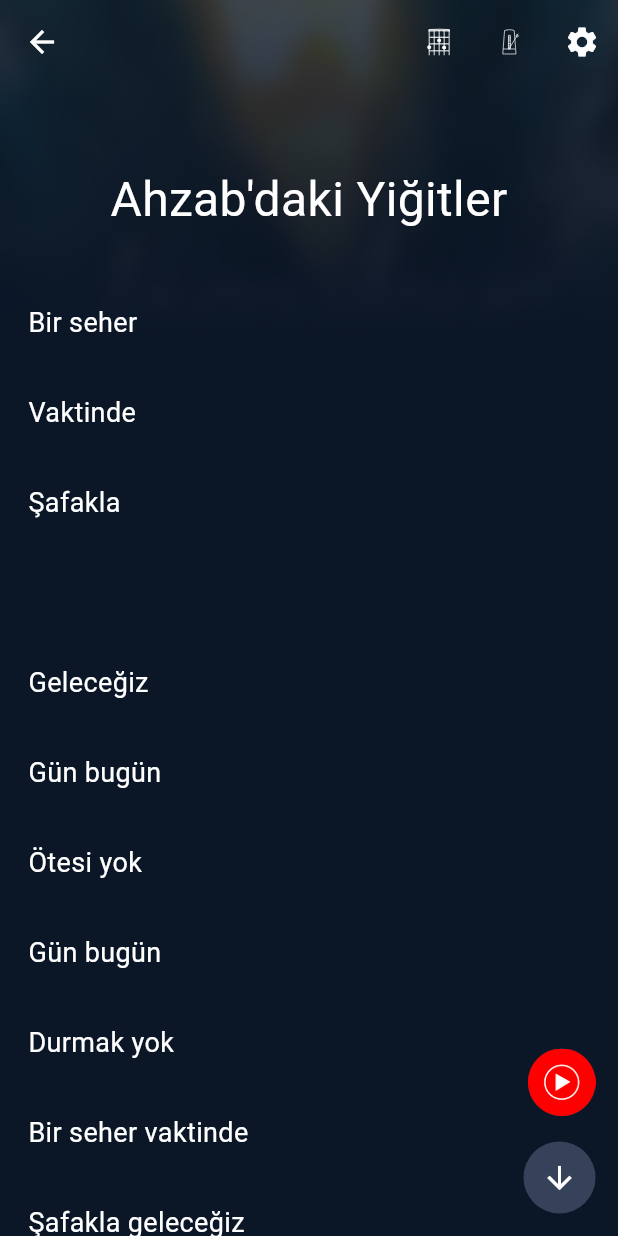
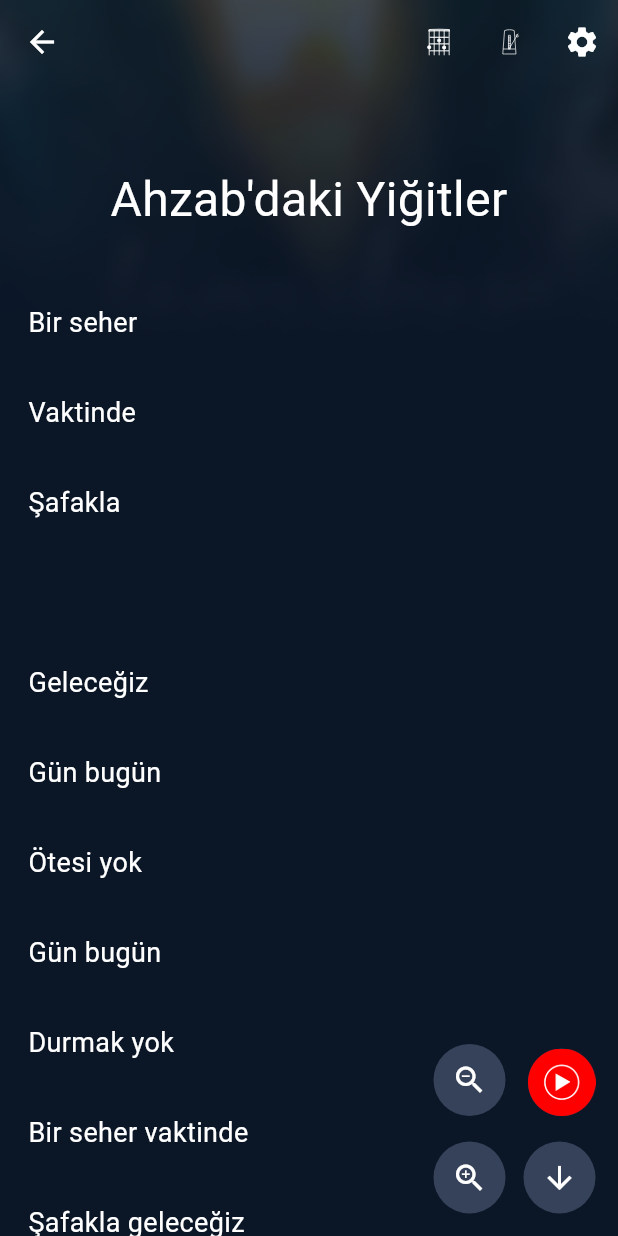
Before and after one commit to FurkanKaraketir/Ezgi-Mars-Chords, a Flutter app: the MySongsPage screen opened directly, after a tap on "Ahzab'daki Yiğitler", on a phone screen of 412 x 824 dp. Run offline on Flutter 3.47's test engine with Material 3 defaults, Android fonts, the light colour scheme and no system bars; our stand-ins replace flutter_svg, just_audio, shared_preferences; accounts and stored records are empty.

Commit message:
Zoom In and Zoom Out

```diff
--- a/lib/main.dart
+++ b/lib/main.dart
@@ -1,6 +1,7 @@
 import 'dart:async';
 
 import 'package:flutter/material.dart';
+import 'package:flutter/rendering.dart';
 import 'package:flutter_svg/flutter_svg.dart';
 import 'package:shared_preferences/shared_preferences.dart';
 import 'package:url_launcher/url_launcher.dart';
@@ -15,6 +16,7 @@ Future<void> main() async {
 Color selectedColor = const Color(0xFFFFFFFF); // Default selected color
 int scrollDuration = 60;
 int metronomeBpm = 120;
+double lyricsFontSize = 18;
 
 class MyApp extends StatelessWidget {
   const MyApp({super.key});
@@ -187,7 +189,11 @@ class _BlurredBackgroundState extends State<BlurredBackground> {
       scrollDirection: Axis.vertical,
       itemCount: albumCovers.length,
       itemBuilder: (BuildContext context, int index) {
-        return GestureDetector(
+        return Column(
+          children: [
+            Container(
+                margin: const EdgeInsets.all(32.0),
+                child: GestureDetector(
                   onTap: () {
                     // Navigate to the SongsScreen when an album cover is tapped
                     Navigator.push(
@@ -198,10 +204,6 @@ class _BlurredBackgroundState extends State<BlurredBackground> {
                       ),
                     );
                   },
-            child: Column(
-              children: [
-                Container(
-                  margin: const EdgeInsets.all(32.0),
                   child: ClipRRect(
                     borderRadius: BorderRadius.circular(32.0),
                     child: Image.asset(
@@ -209,9 +211,20 @@ class _BlurredBackgroundState extends State<BlurredBackground> {
                       fit: BoxFit.fill,
                     ),
                   ),
-                ),
+                )),
             Container(
                 margin: const EdgeInsets.all(20.0),
+                child: GestureDetector(
+                  onTap: () {
+                    // Navigate to the SongsScreen when an album cover is tapped
+                    Navigator.push(
+                      context,
+                      MaterialPageRoute(
+                        builder: (context) =>
+                            SongsScreen(albumCover: albumCovers[index].cover),
+                      ),
+                    );
+                  },
                   child: Text(
                     albumCovers[index].title,
                     style: const TextStyle(
@@ -219,7 +232,7 @@ class _BlurredBackgroundState extends State<BlurredBackground> {
                       color: Colors.white,
                     ),
                   ),
-                ),
+                )),
             Row(children: <Widget>[
               Expanded(
                 child: Container(
@@ -231,7 +244,7 @@ class _BlurredBackgroundState extends State<BlurredBackground> {
             ]),
             _buildLastPlayedSongs(),
           ],
-            ));
+        );
       },
     );
   }
@@ -476,6 +489,8 @@ class SongItem extends StatelessWidget {
     );
   }
 }
+
+final ScrollController _scrollController = ScrollController();
 
 var chords = <String>[];
 
@@ -1256,8 +1271,6 @@ class _BlurredBackgroundForLyricsState
 
   List<Widget> widgets = [];
 
-  final ScrollController _scrollController = ScrollController();
-
   var scrollDuration = 60;
 
   Future<void> _startAutoSlowScroll() async {
@@ -1321,6 +1334,57 @@ class _BlurredBackgroundForLyricsState
             ),
           ),
         ),
+        Positioned(
+          right: 75,
+          bottom: 15,
+          child: Container(
+            decoration: const BoxDecoration(
+              shape: BoxShape.circle,
+              color: Color(0xFF364259),
+            ),
+            child: IconButton(
+              icon: const Icon(
+                Icons.zoom_in,
+                color: Colors.white,
+              ),
+              onPressed: () {
+                setState(() {
+                  if (lyricsFontSize < 26) {
+                    lyricsFontSize += 2;
+                  } else {
+                    lyricsFontSize = 26;
+                  }
+                  widgets.clear();
+                });
+              },
+            ),
+          ),
+        ),
+        Positioned(
+          right: 75,
+          bottom: 80,
+          child: Container(
+            decoration: const BoxDecoration(
+              shape: BoxShape.circle,
+              color: Color(0xFF364259),
+            ),
+            child: IconButton(
+                icon: const Icon(
+                  Icons.zoom_out,
+                  color: Colors.white,
+                ),
+                onPressed: () {
+                  setState(() {
+                    if (lyricsFontSize > 8) {
+                      lyricsFontSize -= 2;
+                    } else {
+                      lyricsFontSize = 8;
+                    }
+                    widgets.clear();
+                  });
+                }),
+          ),
+        ),
       ],
     );
   }
@@ -1356,15 +1420,17 @@ class _BlurredBackgroundForLyricsState
     chords.clear();
     for (String line in lines) {
       if (line.contains('{start_of_chorus}')) {
-        widgets.add(const Text(
+        widgets.add(Text(
           'Nakarat Başlangıcı:',
-          style: TextStyle(fontSize: 18, color: Colors.white),
+          overflow: TextOverflow.ellipsis,
+          style: TextStyle(fontSize: lyricsFontSize, color: Colors.white),
         ));
       } else if (line.contains('{end_of_chorus}')) {
         // Add any additional styling for the end of chorus
-        widgets.add(const Text(
+        widgets.add(Text(
           'Nakarat Bitişi.',
-          style: TextStyle(fontSize: 18, color: Colors.white),
+          overflow: TextOverflow.ellipsis,
+          style: TextStyle(fontSize: lyricsFontSize, color: Colors.white),
         ));
       } else {
         List<Widget> chordWidgets = [];
@@ -1376,7 +1442,8 @@ class _BlurredBackgroundForLyricsState
             chordWidgets.add(
               Text(
                 "\n${line.substring(index, match.start)}",
-                style: const TextStyle(fontSize: 18, color: Colors.white),
+                overflow: TextOverflow.ellipsis,
+                style: TextStyle(fontSize: lyricsFontSize, color: Colors.white),
               ),
             );
           }
@@ -1392,16 +1459,13 @@ class _BlurredBackgroundForLyricsState
                   // Handle the click event, for example, show a dialog with the chord image
                   _showChordImageDialog(chordText, context);
                 },
-                child: Baseline(
-                  baseline: 18.0, // Adjust the baseline value as needed
-                  baselineType: TextBaseline.alphabetic,
                 child: Text(
                   chordText,
+                  overflow: TextOverflow.ellipsis,
                   style: TextStyle(
-                      fontSize: 18,
+                    fontSize: lyricsFontSize,
                     fontWeight: FontWeight.bold,
                     color: selectedColor,
-                    ),
                   ),
                 ),
               ),
@@ -1415,7 +1479,8 @@ class _BlurredBackgroundForLyricsState
           chordWidgets.add(
             Text(
               "\n${line.substring(index)}",
-              style: const TextStyle(fontSize: 18, color: Colors.white),
+              overflow: TextOverflow.ellipsis,
+              style: TextStyle(fontSize: lyricsFontSize, color: Colors.white),
             ),
           );
         }
@@ -1424,8 +1489,6 @@ class _BlurredBackgroundForLyricsState
           Column(
             children: [
               Row(
-                crossAxisAlignment: CrossAxisAlignment.baseline,
-                textBaseline: TextBaseline.alphabetic,
                 children: chordWidgets,
               ),
               const SizedBox(height: 8),
```
Lines whose indentation alone changed are shown as unchanged.
